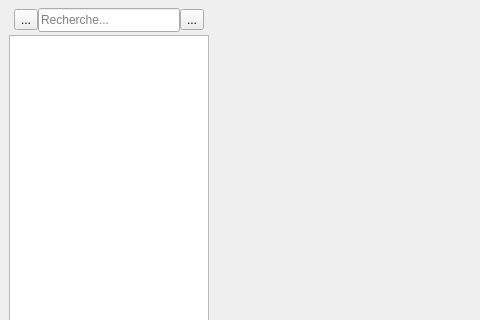
introlab/opentera, file teraplus/client/src/editors/DataListWidget.ui: the form before one commit; both pictures show x 0 to 480 and y 0 to 320 of the 885 by 505 pixel window.
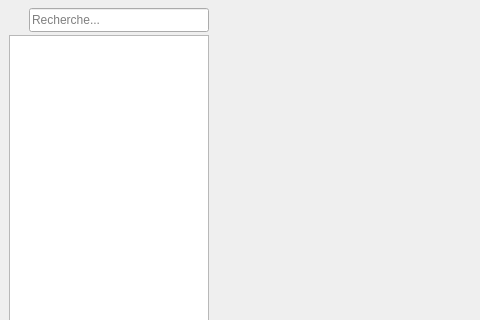
The form after the commit. Icons and pictures are not drawn.

The edit to the form file:
```diff
--- a/teraplus/client/src/editors/DataListWidget.ui
+++ b/teraplus/client/src/editors/DataListWidget.ui
@@ -152,21 +152,27 @@
           <number>0</number>
          </property>
          <property name="leftMargin">
-          <number>5</number>
+          <number>0</number>
          </property>
          <property name="topMargin">
           <number>0</number>
          </property>
          <property name="rightMargin">
-          <number>5</number>
+          <number>0</number>
          </property>
          <property name="bottomMargin">
           <number>0</number>
          </property>
          <item>
-          <widget class="QToolButton" name="btnSearch">
+          <widget class="QLabel" name="lblFind">
+           <property name="maximumSize">
+            <size>
+             <width>20</width>
+             <height>20</height>
+            </size>
+           </property>
            <property name="text">
-            <string>...</string>
+            <string/>
            </property>
            <property name="icon">
             <iconset resource="../../resources/TeraClient.qrc">
@@ -200,16 +206,8 @@
            <property name="placeholderText">
             <string>Recherche...</string>
            </property>
-          </widget>
-         </item>
-         <item>
-          <widget class="QToolButton" name="btnClear">
-           <property name="text">
-            <string>...</string>
-           </property>
-           <property name="icon">
-            <iconset resource="../../resources/TeraClient.qrc">
-             <normaloff>:/icons/delete_old.png</normaloff>:/icons/delete_old.png</iconset>
+           <property name="clearButtonEnabled">
+            <bool>true</bool>
            </property>
           </widget>
          </item>
```
Left out of the diff: 35 changed lines with no effect on the pictures.
